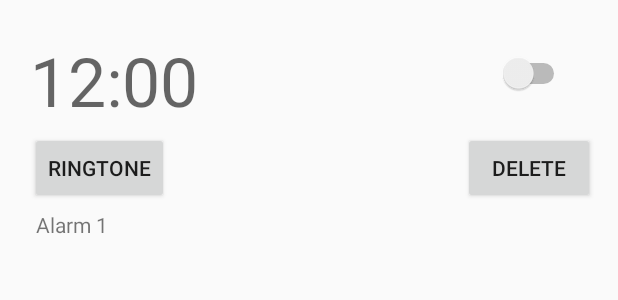
After one commit to isuruhettiarachchi/Android-Alarm-Clock, an Android app: the layout layout_alarm_item.xml on its own in the app's theme, with its tools: preview values and no code run, on a phone screen of 412 x 824 dp. The commit adds this screen. Shown: the top 300 px of the screen. Run offline under Robolectric (Android 15) with nearby library versions, the phone set to English and light mode, and no system bars.

Commit message:
Add recycler view to show multiple alarms

```diff
--- a/app/build.gradle
+++ b/app/build.gradle
@@ -27,4 +27,5 @@ dependencies {
     testImplementation 'junit:junit:4.12'
     androidTestImplementation 'com.android.support.test:runner:0.5'
     androidTestImplementation 'com.android.support.test.espresso:espresso-core:2.2.2'
+    implementation 'com.android.support:recyclerview-v7:28.0.0'
 }
--- a/app/src/main/res/layout/activity_main.xml
+++ b/app/src/main/res/layout/activity_main.xml
@@ -45,6 +45,12 @@
             android:layout_marginTop="24dp"
             android:layout_marginEnd="25dp" />
 
+        <android.support.v7.widget.RecyclerView
+            android:layout_width="match_parent"
+            android:layout_height="match_parent">
+
+        </android.support.v7.widget.RecyclerView>
+
     </RelativeLayout>
 
     <android.support.design.widget.FloatingActionButton
--- /dev/null
+++ b/app/src/main/res/layout/layout_alarm_item.xml
@@ -0,0 +1,61 @@
+<?xml version="1.0" encoding="utf-8"?>
+<RelativeLayout
+    xmlns:android="http://schemas.android.com/apk/res/android"
+    android:layout_width="match_parent"
+    android:layout_height="wrap_content"
+    android:padding="4dp"
+    android:id="@+id/layout_parent" >
+
+    <TextView
+        android:id="@+id/text_view_alarm_time"
+        android:layout_width="wrap_content"
+        android:layout_height="wrap_content"
+        android:layout_alignParentStart="true"
+        android:layout_alignParentTop="true"
+        android:layout_marginStart="16dp"
+        android:layout_marginTop="19dp"
+        android:text="12:00"
+        android:textAlignment="center"
+        android:textAppearance="@android:style/TextAppearance.Material.Display2" />
+
+    <Button
+        android:id="@+id/button_rigntone"
+        android:layout_width="wrap_content"
+        android:layout_height="wrap_content"
+        android:layout_below="@+id/text_view_alarm_time"
+        android:layout_alignParentStart="true"
+        android:layout_marginStart="16dp"
+        android:layout_marginTop="4dp"
+        android:text="Ringtone" />
+
+    <TextView
+        android:id="@+id/text_view_label"
+        android:layout_width="wrap_content"
+        android:layout_height="wrap_content"
+        android:layout_below="@+id/button_rigntone"
+        android:layout_alignParentStart="true"
+        android:layout_marginStart="20dp"
+        android:layout_marginTop="4dp"
+        android:text="Alarm 1" />
+
+    <Switch
+        android:id="@+id/switch_alarm"
+        android:layout_width="wrap_content"
+        android:layout_height="wrap_content"
+        android:layout_alignParentTop="true"
+        android:layout_alignParentEnd="true"
+        android:layout_marginTop="31dp"
+        android:layout_marginEnd="28dp" />
+
+    <Button
+        android:id="@+id/button_delete"
+        android:layout_width="wrap_content"
+        android:layout_height="wrap_content"
+        android:layout_below="@+id/switch_alarm"
+        android:layout_alignParentEnd="true"
+        android:layout_marginTop="25dp"
+        android:layout_marginEnd="11dp"
+        android:text="Delete" />
+
+
+</RelativeLayout>
```
Also changed, not shown: app/src/main/java/com/ctse/alarmsystem/Alarm.java (+40 -4 lines), app/src/main/java/com/ctse/alarmsystem/AlarmContract.java (+6 -3 lines), app/src/main/java/com/ctse/alarmsystem/AlarmDbHelper.java (+20 -7 lines), app/src/main/java/com/ctse/alarmsystem/RecylcerViewAdapter.java (added, +104 -0 lines).
